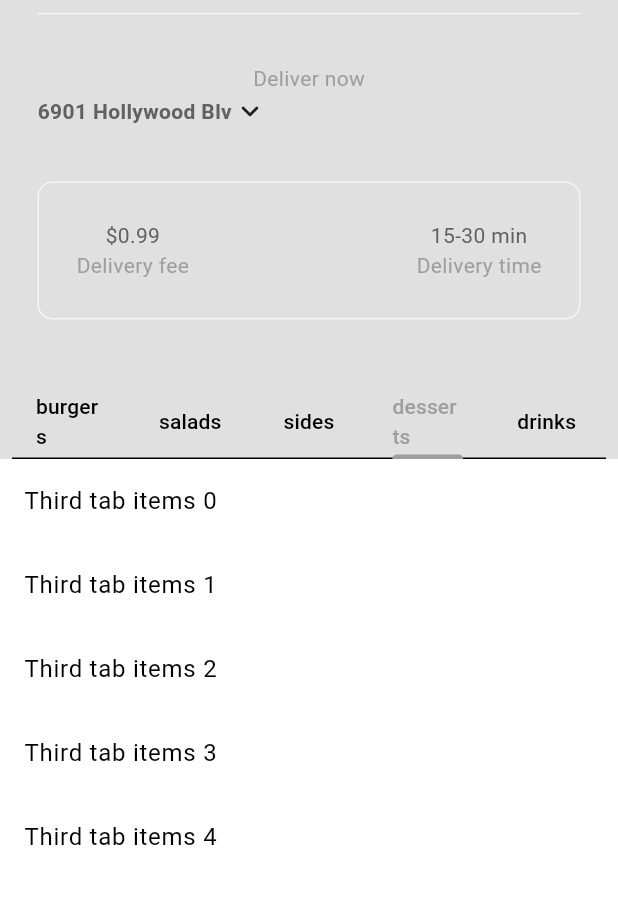
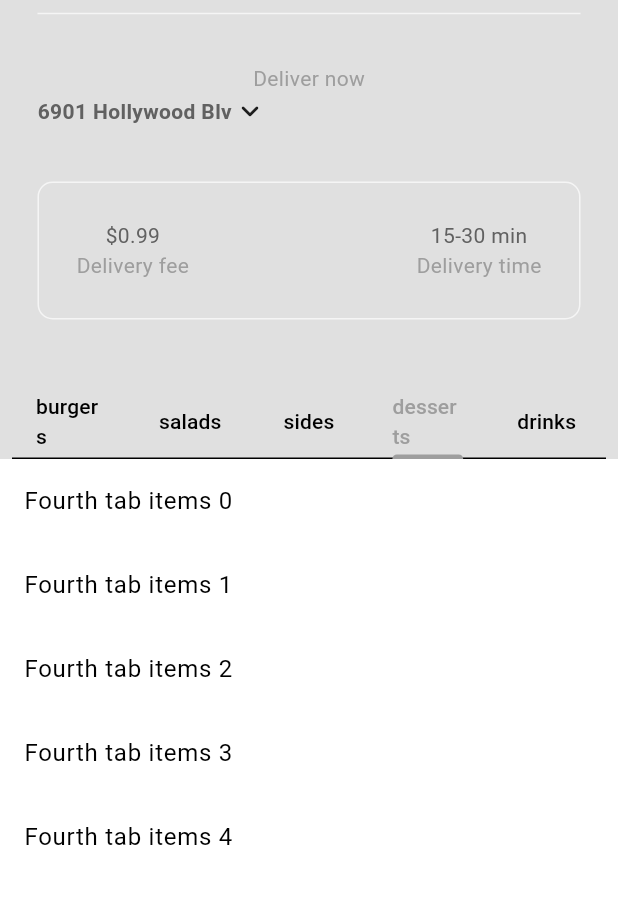
Before and after one commit to YamamotoDesu/food_delivery_app, a Flutter app: the HomePage screen opened directly, tab 4 chosen, on a phone screen of 412 x 824 dp, the part 63-967 px from its top. Run offline on Flutter 3.47's test engine with Material 3 defaults, Android fonts, the light colour scheme and no system bars.

```diff
--- a/lib/pages/home_page.dart
+++ b/lib/pages/home_page.dart
@@ -85,13 +85,13 @@ class _HomePageState extends State<HomePage>
             ListView.builder(
               itemCount: 5,
               itemBuilder: (context, index) => ListTile(
-                title: Text("Third tab items $index"),
+                title: Text("Fourth tab items $index"),
               ),
             ),
             ListView.builder(
               itemCount: 5,
               itemBuilder: (context, index) => ListTile(
-                title: Text("Third tab items $index"),
+                title: Text("Fifth tab items $index"),
               ),
             ),
           ],
```
